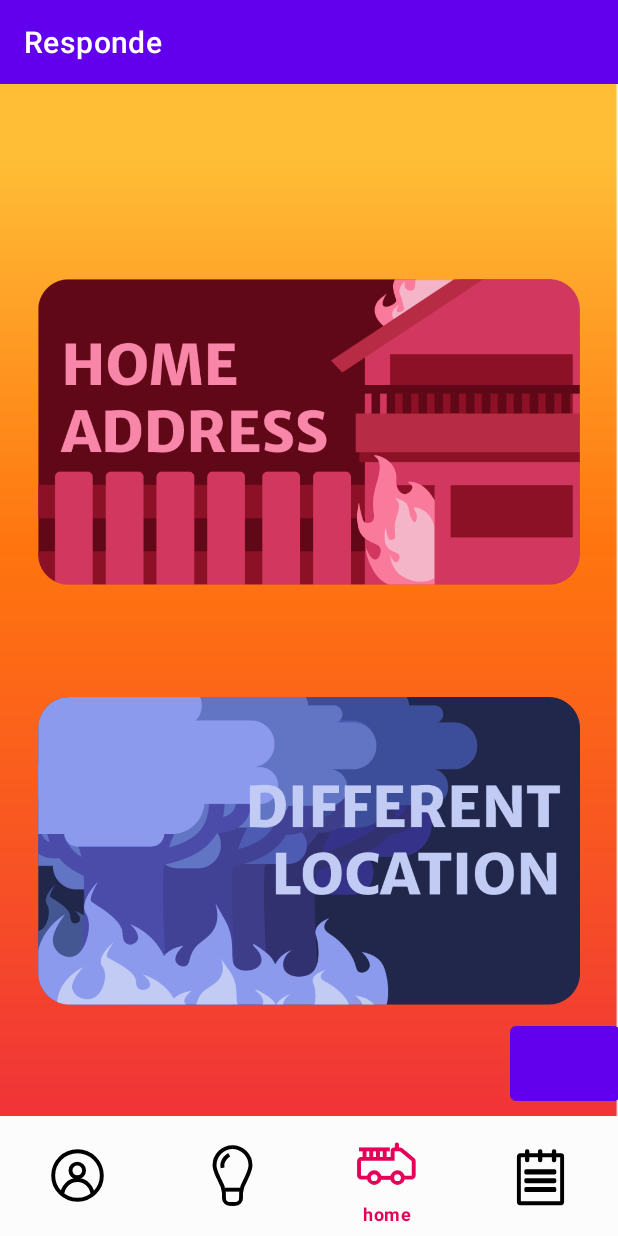
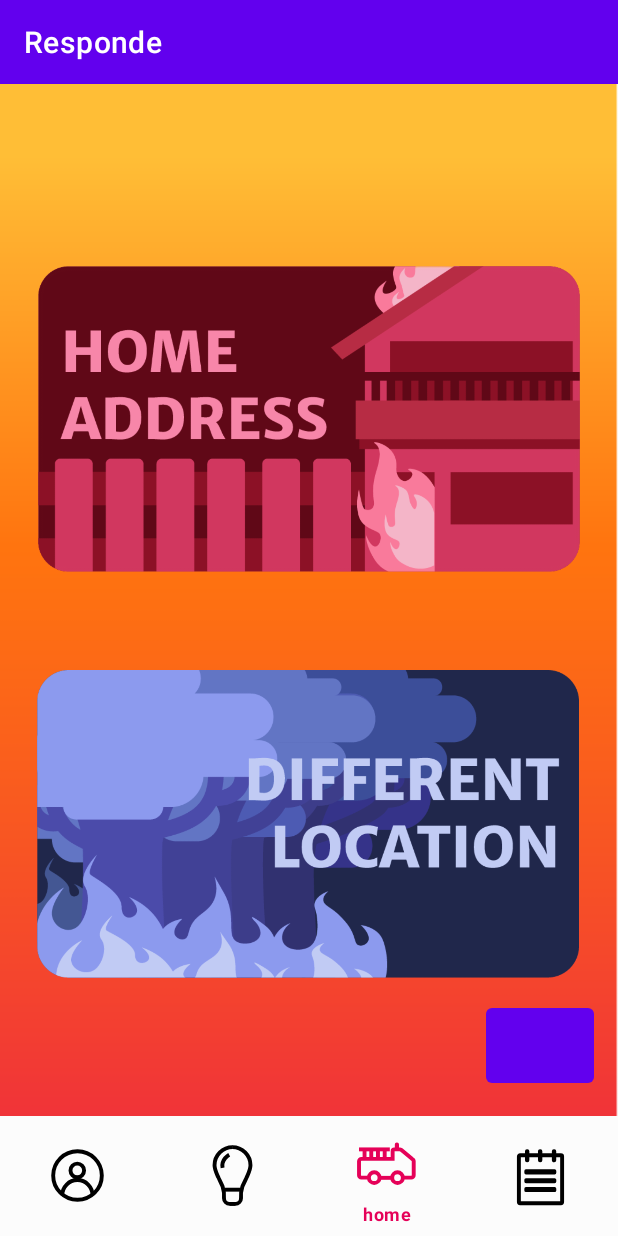
Before and after one commit to JasonDublin09/RespondeMobileApp, an Android app: the Homepage screen opened directly, with no data from a screen before it, on a phone screen of 412 x 824 dp. Run offline under Robolectric (Android 15) with nearby library versions, the phone set to English and light mode, and no system bars.

Commit message:
Trial fix on homepage

```diff
--- a/app/src/main/res/layout/activity_homepage.xml
+++ b/app/src/main/res/layout/activity_homepage.xml
@@ -1,5 +1,5 @@
 <?xml version="1.0" encoding="utf-8"?>
-<RelativeLayout
+<androidx.constraintlayout.widget.ConstraintLayout
     xmlns:android="http://schemas.android.com/apk/res/android"
     xmlns:app="http://schemas.android.com/apk/res-auto"
     xmlns:tools="http://schemas.android.com/tools"
@@ -17,10 +17,13 @@
 
         android:layout_alignParentTop="true"
         android:layout_centerHorizontal="true"
-        android:layout_marginTop="130dp"
+        android:layout_marginTop="121dp"
         android:background="@android:color/transparent"
         android:scaleType="fitXY"
-        android:src="@drawable/homeaddress_btn" />
+        android:src="@drawable/homeaddress_btn"
+        app:layout_constraintEnd_toEndOf="parent"
+        app:layout_constraintStart_toStartOf="parent"
+        app:layout_constraintTop_toTopOf="parent" />
 
     <ImageButton
         android:id="@+id/otherloc_btn"
@@ -29,10 +32,16 @@
 
         android:layout_alignParentBottom="true"
         android:layout_centerHorizontal="true"
-        android:layout_marginBottom="154dp"
+        android:layout_marginStart="24dp"
+        android:layout_marginEnd="26dp"
+        android:layout_marginBottom="92dp"
         android:background="@android:color/transparent"
         android:scaleType="fitXY"
-        android:src="@drawable/difflocation_btn" />
+        android:src="@drawable/difflocation_btn"
+        app:layout_constraintBottom_toTopOf="@+id/bottomnavigation"
+        app:layout_constraintEnd_toEndOf="parent"
+        app:layout_constraintHorizontal_bias="1.0"
+        app:layout_constraintStart_toStartOf="parent" />
 
     <Button
         android:id="@+id/shortroute"
@@ -42,10 +51,12 @@
         android:layout_alignParentStart="true"
 
         android:layout_alignParentEnd="true"
-        android:layout_marginStart="340dp"
-        android:layout_marginEnd="-1dp"
-        android:layout_marginBottom="4dp"
-        android:src="@drawable/ic_my_location_btn" />
+        android:layout_marginBottom="16dp"
+        android:src="@drawable/ic_my_location_btn"
+        app:layout_constraintBottom_toTopOf="@+id/bottomnavigation"
+        app:layout_constraintEnd_toEndOf="parent"
+        app:layout_constraintHorizontal_bias="0.952"
+        app:layout_constraintStart_toStartOf="parent" />
 
     <com.google.android.material.bottomnavigation.BottomNavigationView
         android:id="@+id/bottomnavigation"
@@ -57,7 +68,8 @@
         app:itemIconSize="50dp"
         app:itemIconTint="@drawable/selector"
         app:itemTextColor="@drawable/selector"
+        app:layout_constraintBottom_toBottomOf="parent"
+        app:layout_constraintEnd_toEndOf="parent"
+        app:layout_constraintStart_toStartOf="parent"
         app:menu="@menu/menu_navigation" />
-
-
-</RelativeLayout>
+</androidx.constraintlayout.widget.ConstraintLayout>
```
